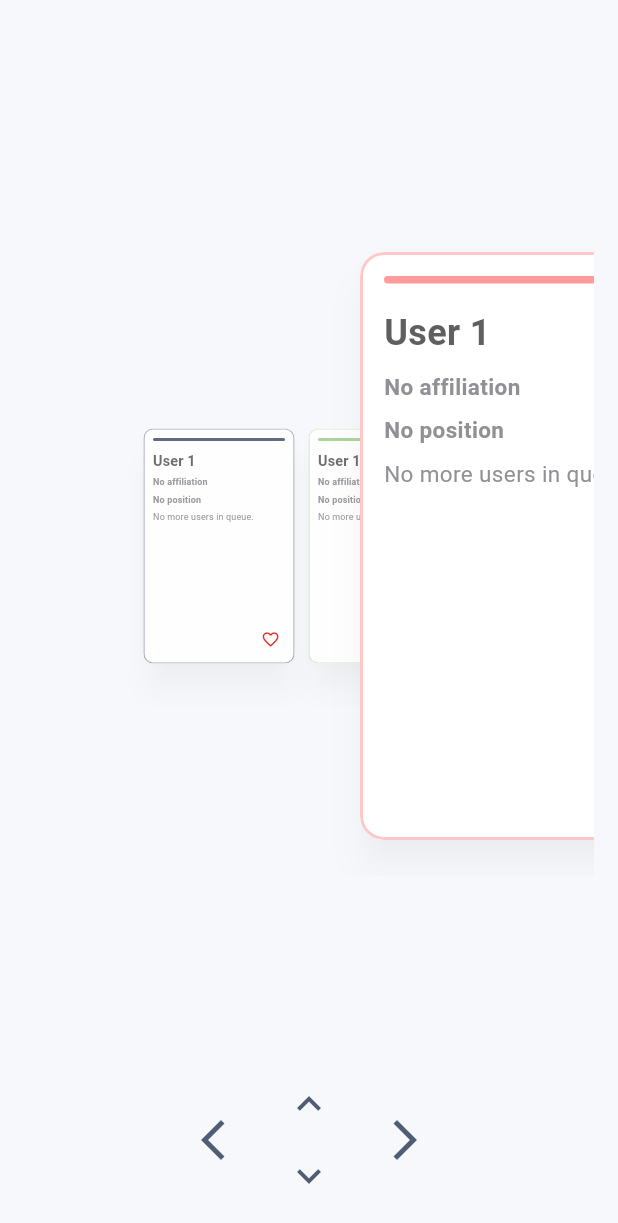
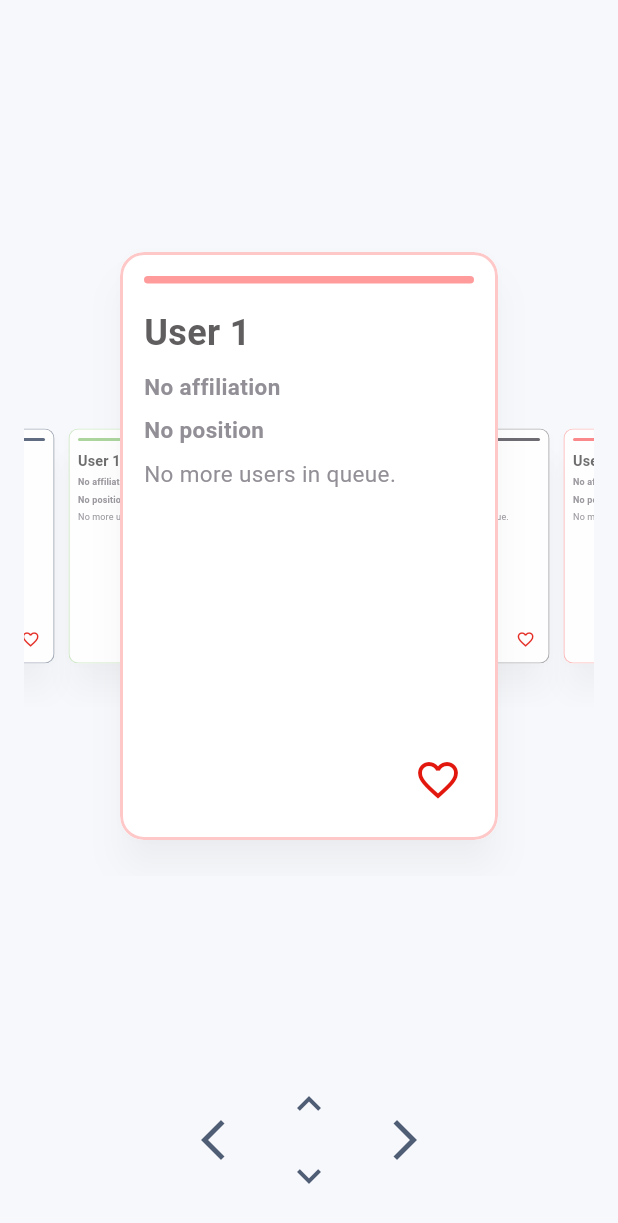
Before and after one commit to CatalystTue/Web-App, a Flutter app: the StackedCardsScreen screen opened by its route, on a phone screen of 412 x 824 dp. Shown: the top 1223 px of the screen. Run offline on Flutter 3.47's test engine with Material 3 defaults, Android fonts, the phone set to English and light mode, and no system bars; drawn by our look-alikes of overlay_support; our stand-ins replace appinio_swiper, gap, get, get_storage; missing offline and left inert: dart:html, dart:ui_web; accounts and stored records are empty.

Commit message:
moving the cards to the left to make them heartable

```diff
--- a/lib/Features/stacked_cards/presentation/stacked_cards_screen.dart
+++ b/lib/Features/stacked_cards/presentation/stacked_cards_screen.dart
@@ -106,6 +106,7 @@ class StackedCardsScreenState extends State<StackedCardsScreen> {
   bool _isDismissing = false;
   final List<_StackSnapshot> _undoHistory = [];
   final Set<int> _markedCardIds = {};
+  final Map<int, GlobalKey> _cardKeys = {};
   final FocusNode _keyboardFocusNode = FocusNode();
 
   bool get canUndo => _undoHistory.isNotEmpty && !_isDismissing;
@@ -126,6 +127,7 @@ class StackedCardsScreenState extends State<StackedCardsScreen> {
         ..clear()
         ..addAll(snapshot.markedCardIds);
     });
+    _scrollActiveCardIntoView();
   }
 
   void _heartCard(int cardId) {
@@ -147,6 +149,7 @@ class StackedCardsScreenState extends State<StackedCardsScreen> {
     WidgetsBinding.instance.addPostFrameCallback((_) {
       if (mounted) {
         _keyboardFocusNode.requestFocus();
+        _scrollActiveCardIntoView();
       }
     });
   }
@@ -208,22 +211,38 @@ class StackedCardsScreenState extends State<StackedCardsScreen> {
   }
 
   void _bringNextCardForward() {
-    int init_idx = 0;
     if (_isDismissing || _cards.isEmpty) return;
-    init_idx = _cards[_frontIndex].initStackPos;
-    init_idx = (init_idx + 1) % _cards.length;
+    final nextInitPosition =
+        (_cards[_frontIndex].initStackPos + 1) % _cards.length;
     setState(() {
-      _frontIndex = _InittoIdx(init_idx);
+      _frontIndex = _initPositionToIndex(nextInitPosition);
     });
+    _scrollActiveCardIntoView();
   }
 
   void _bringPreviousCardForward() {
-    int init_idx = 0;
     if (_isDismissing || _cards.isEmpty) return;
-    init_idx = _cards[_frontIndex].initStackPos;
-    init_idx = (init_idx - 1 + _cards.length) % _cards.length;
+    final previousInitPosition =
+        (_cards[_frontIndex].initStackPos - 1 + _cards.length) % _cards.length;
     setState(() {
-      _frontIndex = _InittoIdx(init_idx);
+      _frontIndex = _initPositionToIndex(previousInitPosition);
+    });
+    _scrollActiveCardIntoView();
+  }
+
+  void _scrollActiveCardIntoView() {
+    WidgetsBinding.instance.addPostFrameCallback((_) {
+      if (!mounted || _cards.isEmpty) return;
+      final activeCard = _cards[_frontIndex];
+      final cardContext = _cardKeys[activeCard.id]?.currentContext;
+      if (cardContext == null) return;
+
+      Scrollable.ensureVisible(
+        cardContext,
+        duration: _animationDuration,
+        curve: Curves.easeInOutCubic,
+        alignment: 0.5,
+      );
     });
   }
 
@@ -264,10 +283,11 @@ class StackedCardsScreenState extends State<StackedCardsScreen> {
       _dismissDirection = null;
       _isDismissing = false;
     });
+    _scrollActiveCardIntoView();
     if (wasHearted) widget.onCardHearted?.call(card.user);
   }
 
-  int _InittoIdx(int index) {
+  int _initPositionToIndex(int index) {
     for (int i = 0; i < _cards.length; i++) {
       if (_cards[i].initStackPos == index) {
         return i;
@@ -278,6 +298,7 @@ class StackedCardsScreenState extends State<StackedCardsScreen> {
 
   void _applyDismiss(_StackCard dismissed) {
     _markedCardIds.remove(dismissed.id);
+    _cardKeys.remove(dismissed.id);
     final dismissedPos = dismissed.initStackPos;
 
     if (dismissedPos < _lastTwoThreshold) {
@@ -383,7 +404,11 @@ class StackedCardsScreenState extends State<StackedCardsScreen> {
             child: Column(
               children: [
                 Expanded(
-                  child: Center(
+                  child: LayoutBuilder(
+                    builder: (context, constraints) => Center(
+                      child: SizedBox(
+                        width: constraints.constrainWidth(_stackWidth),
+                        height: _stackHeight,
                         child: SingleChildScrollView(
                           scrollDirection: Axis.horizontal,
                           child: SizedBox(
@@ -394,6 +419,8 @@ class StackedCardsScreenState extends State<StackedCardsScreen> {
                               clipBehavior: Clip.none,
                               children:
                                   _sortedCards.map(_buildStackedCard).toList(),
+                            ),
+                          ),
                         ),
                       ),
                     ),
@@ -457,37 +484,40 @@ class StackedCardsScreenState extends State<StackedCardsScreen> {
     final isDismissing = card.id == _dismissingCardId;
     final horizontalOffset =
         (card.initStackPos - _centerCardIndex) * _horizontalStep;
+    final baseLeft = (_stackWidth - _cardWidth) / 2 + horizontalOffset;
+    const baseTop = (_stackHeight - _cardHeight) / 2;
 
     final horizontalDismiss =
         isDismissing && _dismissDirection == _DismissDirection.right
-            ? 1.4
+            ? _cardWidth * 1.4
             : 0.0;
 
     final verticalDismiss = isDismissing
         ? switch (_dismissDirection) {
-            _DismissDirection.up => -1.4,
-            _DismissDirection.down => 1.4,
+            _DismissDirection.up => -_cardHeight * 1.4,
+            _DismissDirection.down => _cardHeight * 1.4,
             _ => 0.0,
           }
         : 0.0;
 
     final opacity = isDismissing ? 0.0 : (isFront ? 1.0 : 0.9);
 
-    return AnimatedOpacity(
+    return AnimatedPositioned(
       key: ValueKey('card-${card.id}'),
+      left: baseLeft + horizontalDismiss,
+      top: baseTop + verticalDismiss,
+      width: _cardWidth,
+      height: _cardHeight,
+      duration: _animationDuration,
+      curve: Curves.easeInOutCubic,
+      child: KeyedSubtree(
+        key: _cardKeys.putIfAbsent(card.id, () => GlobalKey()),
+        child: AnimatedOpacity(
           opacity: opacity,
           duration: _animationDuration,
           curve: Curves.easeInOutCubic,
-      child: AnimatedSlide(
-        offset: Offset(
-          horizontalOffset / _cardWidth + horizontalDismiss,
-          verticalDismiss,
-        ),
-        duration: _animationDuration,
-        curve: Curves.easeInOutCubic,
-        child: SizedBox(
-          width: _cardWidth,
-          height: _cardHeight,
+          child: IgnorePointer(
+            ignoring: !isFront || _isDismissing,
             child: AnimatedScale(
               scale: isFront ? 1.0 : _behindScale,
               duration: _animationDuration,
@@ -497,18 +527,19 @@ class StackedCardsScreenState extends State<StackedCardsScreen> {
             ),
           ),
         ),
+      ),
     );
   }
 
   Widget _buildCardFace(_StackCard card, {required bool isInteractive}) {
     return Card(
       elevation: 10.0,
-      shadowColor: Colors.black.withOpacity(0.2),
+      shadowColor: Colors.black.withValues(alpha: 0.2),
       color: Colors.white,
       shape: RoundedRectangleBorder(
         borderRadius: BorderRadius.circular(16),
         side: BorderSide(
-          color: card.color.withOpacity(0.55),
+          color: card.color.withValues(alpha: 0.55),
           width: 2,
         ),
       ),
@@ -609,6 +640,7 @@ class StackedCardsScreenState extends State<StackedCardsScreen> {
 
     return IconButton(
       onPressed: canHeart ? () => _heartCard(cardId) : null,
+      tooltip: canHeart ? 'Heart card' : null,
       padding: EdgeInsets.zero,
       constraints: const BoxConstraints.tightFor(width: 40, height: 40),
       icon: AnimatedSwitcher(
```
Lines whose indentation alone changed are shown as unchanged.
